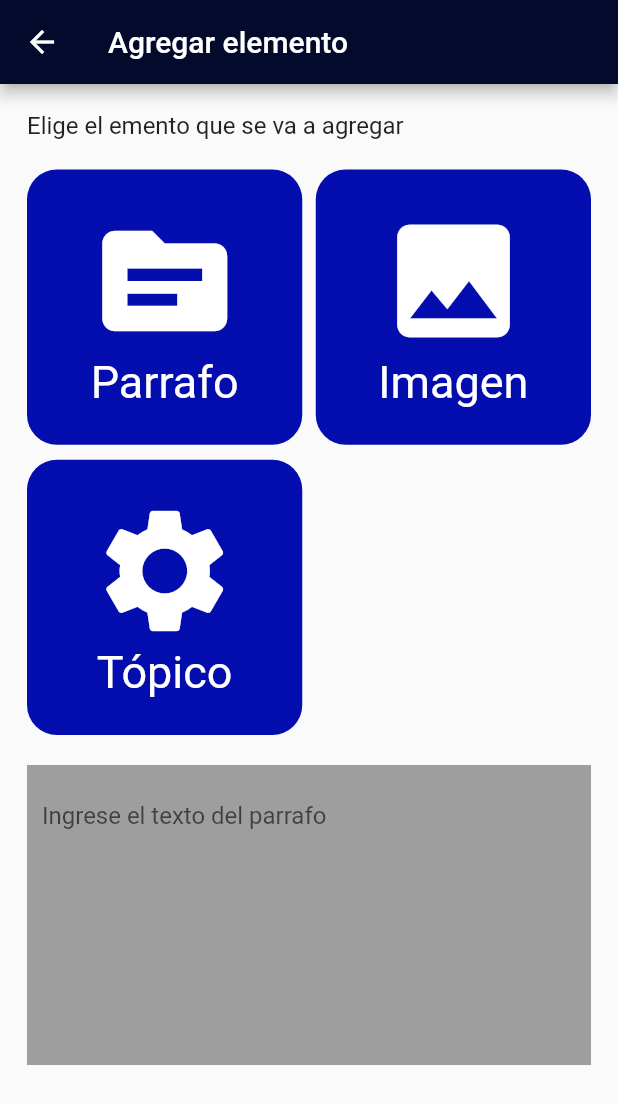
After one commit to AlberthPerezM/BlogPaku, a Flutter app: the AgregarElementoPage screen opened directly, on a phone screen of 412 x 824 dp. The commit adds this screen. Shown: the top 1104 px of the screen. Run offline on Flutter 3.47's test engine with Material 2 defaults, Android fonts, the phone set to English and light mode, and no system bars; our stand-ins replace bloc, cloud_firestore, firebase_core, flutter_bloc, freezed_annotation; accounts and stored records are empty.

Commit message:
Agregando cambios2

```diff
--- /dev/null
+++ b/lib/AgregarElemento.dart
@@ -0,0 +1,121 @@
+import 'package:flutter/material.dart';
+
+class AgregarElementoPage extends StatefulWidget {
+  const AgregarElementoPage({super.key});
+  @override
+  State<AgregarElementoPage> createState() => _AgregarElementoPageState();
+}
+
+var white = Colors.white;
+var blue = const Color.fromARGB(255, 4, 13, 174);
+double size = 100;
+double fontsize = 30;
+
+class _AgregarElementoPageState extends State<AgregarElementoPage> {
+  @override
+  Widget build(BuildContext context) {
+    return Scaffold(
+        appBar: AppBar(
+          title: const Text("Agregar elemento"),
+        ),
+        body: ListView(
+                  padding: const EdgeInsets.all(8),
+
+          children: [
+            Container(
+                padding: const EdgeInsets.fromLTRB(10, 10, 0, 10),
+                width: 400,
+                child: const Text('Elige el emento que se va a agregar',
+                    style: TextStyle(fontSize: 16))),
+            GridView(
+              shrinkWrap: true,
+              gridDelegate: const SliverGridDelegateWithFixedCrossAxisCount(
+                  crossAxisCount: 2, mainAxisSpacing: 10, crossAxisSpacing: 9),
+              padding: const EdgeInsets.all(10.0),
+              children: [
+                InkWell(
+                  onTap: () {},
+                  child: Container(
+                    height: 50,
+                    width: 50,
+                    decoration: BoxDecoration(
+                      borderRadius: BorderRadius.circular(20),
+                      color: blue,
+                    ),
+                    child: Column(
+                      mainAxisAlignment: MainAxisAlignment.center,
+                      children: [
+                        Icon(
+                          Icons.topic,
+                          size: size,
+                          color: white,
+                        ),
+                        Text("Parrafo",
+                            style: TextStyle(color: white, fontSize: fontsize))
+                      ],
+                    ),
+                  ),
+                ),
+                InkWell(
+                  onTap: () {},
+                  child: Container(
+                    decoration: BoxDecoration(
+                      borderRadius: BorderRadius.circular(20),
+                      color: blue,
+                    ),
+                    child: Column(
+                      mainAxisAlignment: MainAxisAlignment.center,
+                      children: [
+                        Icon(
+                          Icons.image,
+                          size: size,
+                          color: white,
+                        ),
+                        Text(
+                          "Imagen",
+                          style: TextStyle(color: white, fontSize: fontsize),
+                        )
+                      ],
+                    ),
+                  ),
+                ),
+                InkWell(
+                  onTap: () {},
+                  child: Container(
+                    decoration: BoxDecoration(
+                      borderRadius: BorderRadius.circular(20),
+                      color: blue,
+                    ),
+                    child: Column(
+                      mainAxisAlignment: MainAxisAlignment.center,
+                      children: [
+                        Icon(Icons.settings, size: size, color: white),
+                        Text(
+                          "Tópico",
+                          style: TextStyle(color: white, fontSize: fontsize),
+                        )
+                      ],
+                    ),
+                  ),
+                ),
+              ],
+            ),
+            ListView(
+                shrinkWrap: true,
+                padding: const EdgeInsets.all(10.0),
+                children: [
+                  Container(
+                      width: 10,
+                      height: 200,
+                      padding: const EdgeInsets.fromLTRB(10, 10, 10, 10),
+                      color: Colors.grey,
+                      child: const TextField(
+                        decoration: InputDecoration(
+                            border: InputBorder.none,
+                            hintText: 'Ingrese el texto del parrafo'),
+                      ))
+                ])
+          ],
+        ));
+  }
+}
--- a/lib/Editar.dart
+++ b/lib/Editar.dart
@@ -1,10 +1,12 @@
-import 'package:blog/Editar_functions.dart';
-import 'package:blog/bloc/editar_bloc.dart';
+import 'package:blog/AgregarElemento.dart';
+import 'package:blog/Editar/Editar_functions.dart';
 import 'package:cloud_firestore/cloud_firestore.dart';
 import 'package:flutter/material.dart';
 import 'package:flutter_bloc/flutter_bloc.dart';
 import 'package:intl/intl.dart';
 import 'package:flutter/src/widgets/visibility.dart';
+
+import 'Editar/bloc/editar_bloc.dart';
 
 class Editar extends StatefulWidget {
   const Editar({super.key});
@@ -15,7 +17,7 @@ class Editar extends StatefulWidget {
 class _EditarState extends State<Editar> {
   bool isVisible = false;
   var espaciado = 47.0;
-  var rigth=14.0;
+  var rigth = 14.0;
   @override
   Widget build(BuildContext context) {
     final db = FirebaseFirestore.instance;
@@ -112,7 +114,7 @@ class _EditarState extends State<Editar> {
                         ),
                       ),
                       Container(
-                        margin:EdgeInsets.only(right: rigth),
+                        margin: EdgeInsets.only(right: rigth),
                         child: Text(
                           (getTime(docsnap['date'])),
                           style: const TextStyle(fontSize: 14),
@@ -169,8 +171,7 @@ class _EditarState extends State<Editar> {
   }
 
   String getTime(var time) {
-    final DateFormat formatter =
-        DateFormat('dd/MM/yyyy'); //your date format
+    final DateFormat formatter = DateFormat('dd/MM/yyyy'); //your date format
     var date = time.toDate();
     return formatter.format(date);
   }
@@ -292,10 +293,17 @@ class _EditarState extends State<Editar> {
                         return Offstage(
                           offstage: !visibilidad(state),
                           child: Container(
-                              margin: EdgeInsets.only(left: espaciado,right: rigth),
+                              margin: EdgeInsets.only(
+                                  left: espaciado, right: rigth),
                               width: 300,
                               child: ElevatedButton(
-                                onPressed: () {},
+                                onPressed: () {
+                                  Navigator.push(
+                                    context,
+                                    MaterialPageRoute(
+                                        builder: (context) => const AgregarElementoPage()),
+                                  );
+                                },
                                 style: ElevatedButton.styleFrom(
                                     shape: const StadiumBorder(),
                                     backgroundColor:
--- a/lib/Editar_functions.dart
+++ b/lib/Editar/Editar_functions.dart
@@ -1,5 +1,6 @@
-import 'package:blog/bloc/editar_bloc.dart';
 import 'package:flutter/cupertino.dart';
+
+import 'bloc/editar_bloc.dart';
 
 
 //if(state is Running || state is Initial)
```
Also changed, not shown: lib/Editar/bloc/editar_bloc.dart (renamed from lib/bloc/editar_bloc.dart), lib/Editar/bloc/editar_bloc.freezed.dart (renamed from lib/bloc/editar_bloc.freezed.dart), lib/Editar/bloc/editar_event.dart (renamed from lib/bloc/editar_event.dart), lib/Editar/bloc/editar_state.dart (renamed from lib/bloc/editar_state.dart).
